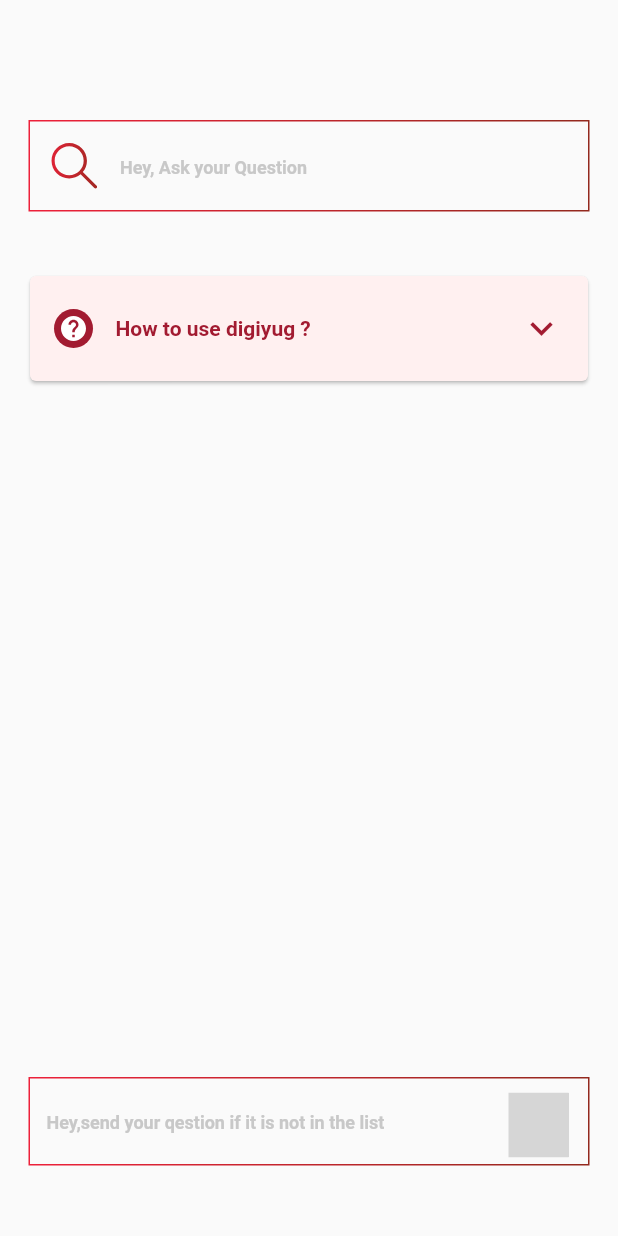
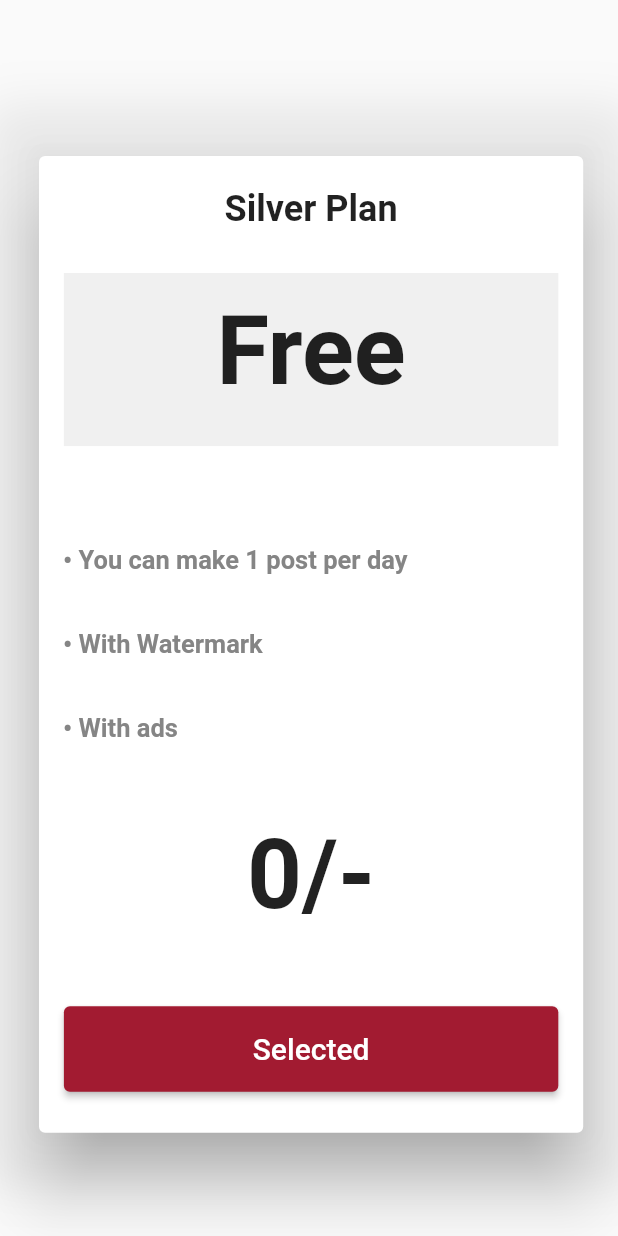
Before and after one commit to Anuragkolatkar/fultterDig, a Flutter app: the screen it shows after launch, on a phone screen of 412 x 824 dp. Run offline on Flutter 3.47's test engine with Material 2 defaults, Android fonts, the phone set to English and light mode, and no system bars; our stand-ins replace carousel_slider, flutter_image_slideshow, flutter_svg, get, gradient_borders, gradient_widgets; missing offline and left inert: footer; grey boxes are pictures that could not be loaded.

Commit message:
Second commit

```diff
--- /dev/null
+++ b/lib/digiyugPlan.dart
@@ -0,0 +1,158 @@
+import 'package:flutter/material.dart';
+import 'package:get/get.dart';
+import 'package:get/get_core/src/get_main.dart';
+//ignore_for_file: prefer_const_constructors
+
+// ignore_for_file: prefer_const_constructors
+class DigiyugPlan extends StatefulWidget {
+  const DigiyugPlan({super.key});
+
+  @override
+  State<DigiyugPlan> createState() => _DigiyugPlanState();
+}
+
+class _DigiyugPlanState extends State<DigiyugPlan> {
+  @override
+  Widget build(BuildContext context) {
+    return Scaffold(
+      body: Padding(
+        padding: const EdgeInsets.only(top: 100, left: 22),
+        child: SizedBox(
+          height: Get.height * .8,
+          width: Get.width * .9,
+          child: Container(
+            // ignore: prefer_const_literals_to_create_immutables
+            decoration: BoxDecoration(boxShadow: [
+              BoxShadow(
+                color: Colors.grey.withOpacity(0.2),
+                offset: Offset(0, 0),
+                blurRadius: 25,
+                spreadRadius: 30,
+              ),
+            ]),
+            child: Card(
+              elevation: 20,
+              color: Colors.white,
+              child: Column(
+                children: [
+                  Column(
+                    crossAxisAlignment: CrossAxisAlignment.center,
+                    children: [
+                      Container(
+                        padding: EdgeInsets.only(top: 21),
+                        child: Text(
+                          "Silver Plan",
+                          style: TextStyle(
+                              fontSize: 24, fontWeight: FontWeight.w700),
+                        ),
+                      ),
+                      SizedBox(
+                        height: 29,
+                      ),
+                      Container(
+                        width: Get.width * .8,
+                        height: Get.height * .14,
+                        decoration: BoxDecoration(
+                            color: Color(0xffD9D9D9).withOpacity(0.4)),
+                        padding: EdgeInsets.only(top: 15),
+                        child: Text(
+                          "Free",
+                          textAlign: TextAlign.center,
+                          style: TextStyle(
+                              fontSize: 64, fontWeight: FontWeight.w600),
+                        ),
+                      ),
+                    ],
+                  ),
+                  SizedBox(
+                    height: 48,
+                  ),
+                  Container(
+                    child: Column(
+                      crossAxisAlignment: CrossAxisAlignment.start,
+                      children: const [
+                        ListTile(
+                          //leading: MyBullet(),
+                          title: Text(
+                            '\u2022 You can make 1 post per day',
+                            style: TextStyle(
+                                color: Color(0xff858585),
+                                fontWeight: FontWeight.w600,
+                                fontSize: 17),
+                          ),
+                        ),
+                        ListTile(
+                          //  leading: MyBullet(),
+                          title: Text('\u2022 With Watermark',
+                              style: TextStyle(
+                                  color: Color(0xff858585),
+                                  fontWeight: FontWeight.w600,
+                                  fontSize: 17)),
+                        ),
+                        ListTile(
+                          //  leading: MyBullet(),
+                          title: Text('\u2022 With ads',
+                              style: TextStyle(
+                                  color: Color(0xff858585),
+                                  fontWeight: FontWeight.w600,
+                                  fontSize: 17)),
+                        )
+                      ],
+                    ),
+                  ),
+                  SizedBox(
+                    height: Get.height * .04,
+                  ),
+                  Container(
+                    child: Row(
+                      mainAxisAlignment: MainAxisAlignment.center,
+                      children: [
+                        Text(
+                          "0/-",
+                          style: TextStyle(
+                              fontSize: 64, fontWeight: FontWeight.w600),
+                        )
+                      ],
+                    ),
+                  ),
+                  SizedBox(
+                    height: Get.height * .06,
+                  ),
+                  Container(
+                      child: SizedBox(
+                    width: Get.width * .8,
+                    height: 57,
+                    child: ElevatedButton(
+                      child: Text(
+                        'Selected',
+                        style: TextStyle(
+                            fontSize: 20,
+                            fontWeight: FontWeight.w500,
+                            color: Colors.white),
+                      ),
+                      style: ElevatedButton.styleFrom(
+                        primary: Color(0xffA21B31),
+                      ),
+                      onPressed: () {},
+                    ),
+                  ))
+                ],
+              ),
+            ),
+          ),
+        ),
+      ),
+    );
+  }
+}
+
+MyBullet() {
+  return new Container(
+    height: 20.0,
+    width: 20.0,
+    decoration: new BoxDecoration(
+      color: Colors.black,
+      shape: BoxShape.circle,
+    ),
+  );
+}
--- a/lib/main.dart
+++ b/lib/main.dart
@@ -1,4 +1,6 @@
 import 'package:digiyug_app/digiyug.dart';
+import 'package:digiyug_app/digiyugGold.dart';
+import 'package:digiyug_app/digiyugPlan.dart';
 import 'package:digiyug_app/digiyugSea.dart';
 import 'package:digiyug_app/expanded.dart';
 import 'package:flutter/material.dart';
@@ -22,7 +24,9 @@
       debugShowCheckedModeBanner: false,
       routes: {
         //"/": (context) => DigiyugSea(),
-        "/": (context) => Expanded_page(),
+        //"/": (context) => Expanded_page(),
+        "/": (context) => DigiyugPlan(),
+        // "/": (context) => DigiyugGold(),
       },
     );
   }
--- a/pubspec.yaml
+++ b/pubspec.yaml
@@ -45,6 +45,7 @@
   gradient_widgets: ^0.6.0
   gradient_borders: ^1.0.0
   expansion_widget: ^0.0.3
+  get: ^4.6.1
 
 dev_dependencies:
   flutter_test:
```
Also changed, not shown: lib/digiyugGold.dart (added, +155 -0 lines), lib/digiyugPlat.dart (added, +145 -0 lines), lib/digiyugForm.dart (added), pubspec.lock.
